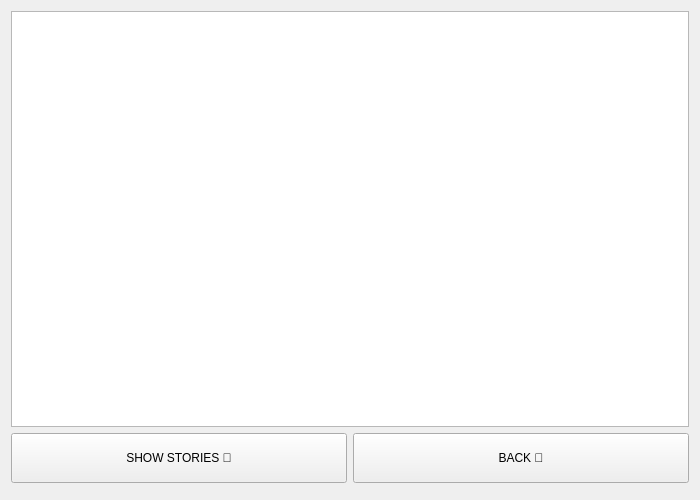
First picture: the form in Chat-Application/showcontactnamestory.ui, repository verina101/Chat-Application, before the edit.
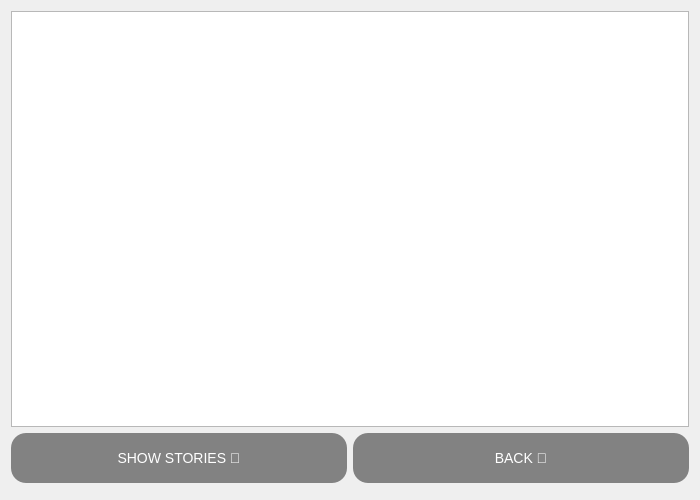
Second picture: the form after the edit. Icons and pictures are not drawn.

The edit to the form file:
```diff
--- a/Chat-Application/showcontactnamestory.ui
+++ b/Chat-Application/showcontactnamestory.ui
@@ -41,7 +41,11 @@
         </size>
        </property>
        <property name="styleSheet">
-        <string notr="true"/>
+        <string notr="true">background:rgb(130, 130, 130);
+font:14px;
+color:white;
+border-radius:15px;
+</string>
        </property>
        <property name="text">
         <string>SHOW STORIES 🤩</string>
@@ -56,6 +60,13 @@
          <height>50</height>
         </size>
        </property>
+       <property name="styleSheet">
+        <string notr="true">background:rgb(130, 130, 130);
+font:14px;
+color:white;
+border-radius:15px;
+</string>
+       </property>
        <property name="text">
         <string>BACK 🥺</string>
        </property>
```
